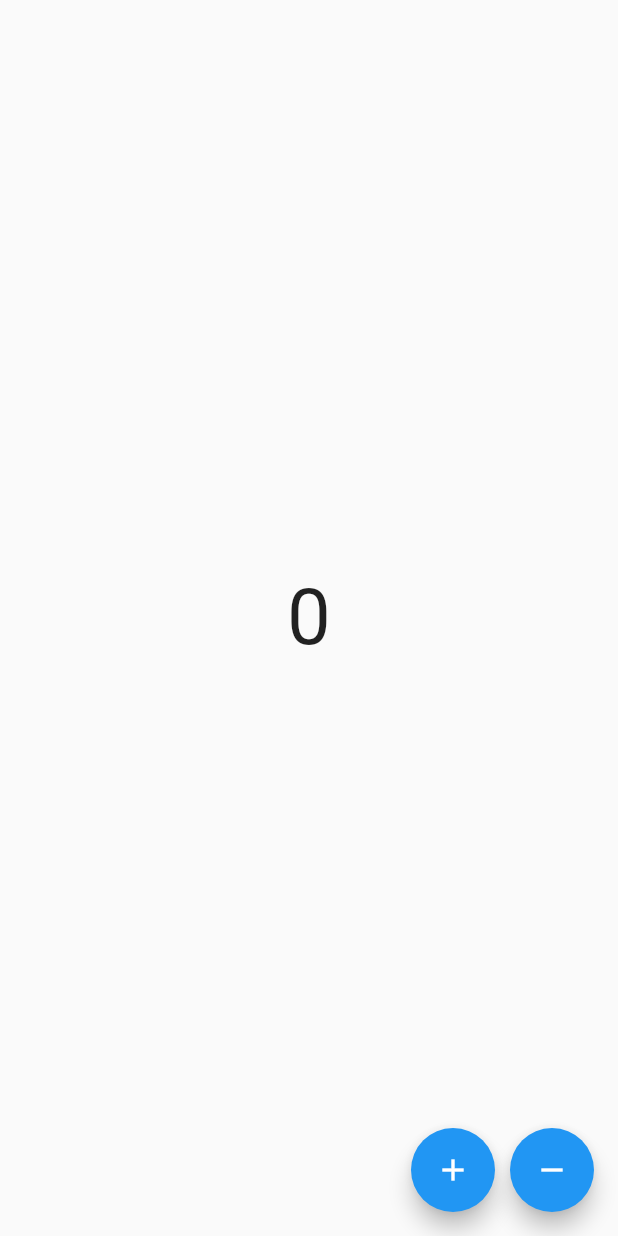
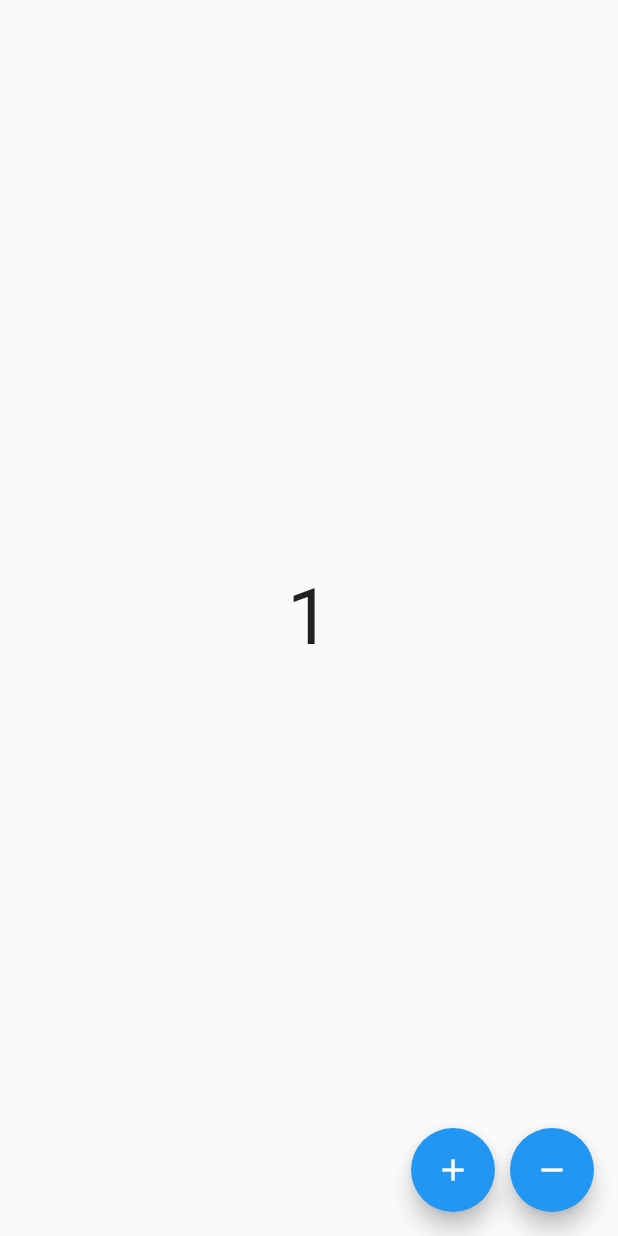
Before and after one commit to juan-rybczinski/bloc_essential, a Flutter app: the screen it shows after launch, after a tap on the "add" icon, on a phone screen of 412 x 824 dp. Run offline on Flutter 3.47's test engine with Material 2 defaults, Android fonts, the phone set to English and light mode, and no system bars; our stand-ins replace bloc, equatable, flutter_bloc.

Commit message:
[my_counter_cubit] Listening to state changes (listen: true option, BlocBuilder)

```diff
--- a/my_couter_cubit/lib/main.dart
+++ b/my_couter_cubit/lib/main.dart
@@ -1,6 +1,6 @@
 import 'package:flutter/material.dart';
+import 'package:flutter_bloc/flutter_bloc.dart';
 import 'package:my_couter_cubit/counter/counter_cubit.dart';
-import 'package:flutter_bloc/flutter_bloc.dart';
 
 void main() {
   runApp(const MyApp());
@@ -33,13 +33,17 @@ class MyHomePage extends StatelessWidget {
   @override
   Widget build(BuildContext context) {
     return Scaffold(
-      body: Center(
-        child: Text(
-          '${BlocProvider.of<CounterCubit>(context).state.counter}',
-          style: const TextStyle(
-            fontSize: 52.0,
-          ),
-        ),
+      body: BlocBuilder<CounterCubit, CounterState>(
+        builder: (context, state) {
+          return Center(
+            child: Text(
+              '${state.counter}',
+              style: const TextStyle(
+                fontSize: 52.0,
+              ),
+            ),
+          );
+        },
       ),
       floatingActionButton: Row(
         mainAxisAlignment: MainAxisAlignment.end,
```
